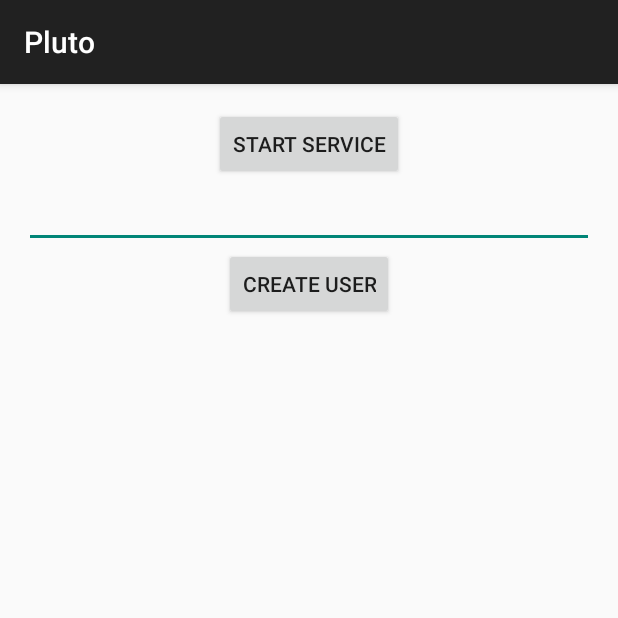
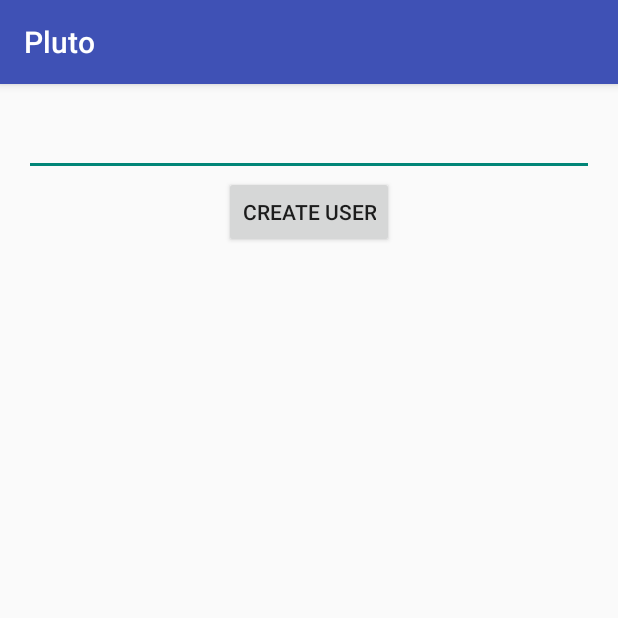
Before and after one commit to andrew749/Pluto-NFC, an Android app: the screen it shows after launch (MainActivity), on a phone screen of 412 x 824 dp, the top half of it. Run offline under Robolectric (Android 15) with nearby library versions, the phone set to English and light mode, and no system bars.

Commit message:
Color action bar and create class to send data.

```diff
--- a/app/src/main/java/me/andrewcodispoti/pluto_nfc/MainActivityFragment.java
+++ b/app/src/main/java/me/andrewcodispoti/pluto_nfc/MainActivityFragment.java
@@ -19,7 +19,7 @@ public class MainActivityFragment extends Fragment implements View.OnClickListen
     public View onCreateView(LayoutInflater inflater, ViewGroup container,
                              Bundle savedInstanceState) {
         View v=  inflater.inflate(R.layout.fragment_main, container, false);
-        ((TextView)v.findViewById(R.id.startButton)).setOnClickListener(this);
+        ((TextView)v.findViewById(R.id.createUser)).setOnClickListener(this);
         return v;
     }
 
--- a/app/src/main/res/layout/fragment_main.xml
+++ b/app/src/main/res/layout/fragment_main.xml
@@ -5,19 +5,10 @@
     android:paddingTop="@dimen/activity_vertical_margin"
     android:paddingBottom="@dimen/activity_vertical_margin" tools:context=".MainActivityFragment">
 
-    <Button
-        android:layout_width="wrap_content"
-        android:layout_height="wrap_content"
-        android:text="@string/startservice"
-        android:id="@+id/startButton"
-        android:layout_alignParentTop="true"
-        android:layout_centerHorizontal="true" />
-
     <EditText
         android:layout_width="wrap_content"
         android:layout_height="wrap_content"
         android:id="@+id/editText"
-        android:layout_below="@+id/startButton"
         android:layout_alignParentRight="true"
         android:layout_alignParentEnd="true"
         android:layout_alignParentLeft="true"
--- a/app/src/main/res/values/styles.xml
+++ b/app/src/main/res/values/styles.xml
@@ -3,10 +3,7 @@
     <!-- Base application theme. -->
     <style name="AppTheme" parent="Theme.AppCompat.Light.DarkActionBar">
         <!-- Customize your theme here. -->
-        <item name="android:actionBarStyle">@style/CustomActionBar</item>
-    </style>
-    <style name="CustomActionBar" parent="Widget.AppCompat.ActionBar">
-        <item name="android:background">#3F51B5</item>
+        <item name="colorPrimary">#3F51B5</item>
     </style>
 
 </resources>
```
Also changed, not shown: app/src/main/AndroidManifest.xml (+8 -1 lines), app/src/main/java/me/andrewcodispoti/pluto_nfc/NfcListenerService.java (deleted, +0 -17 lines), app/src/main/java/me/andrewcodispoti/pluto_nfc/SendDataActivity.java (added, +15 -0 lines).
